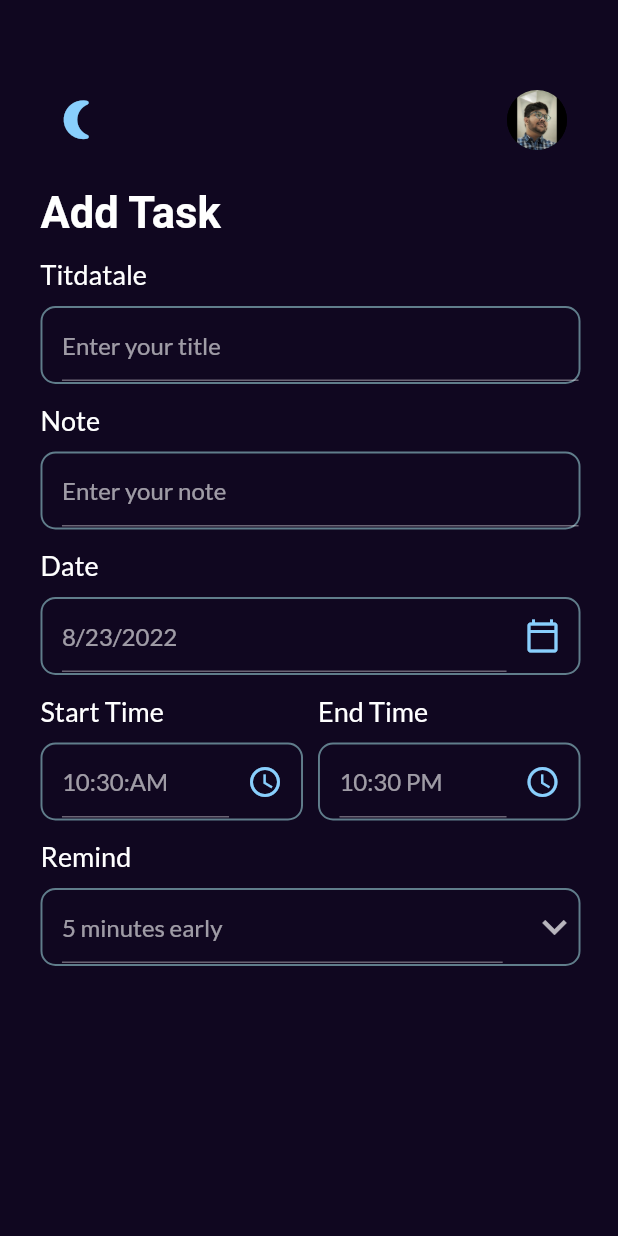
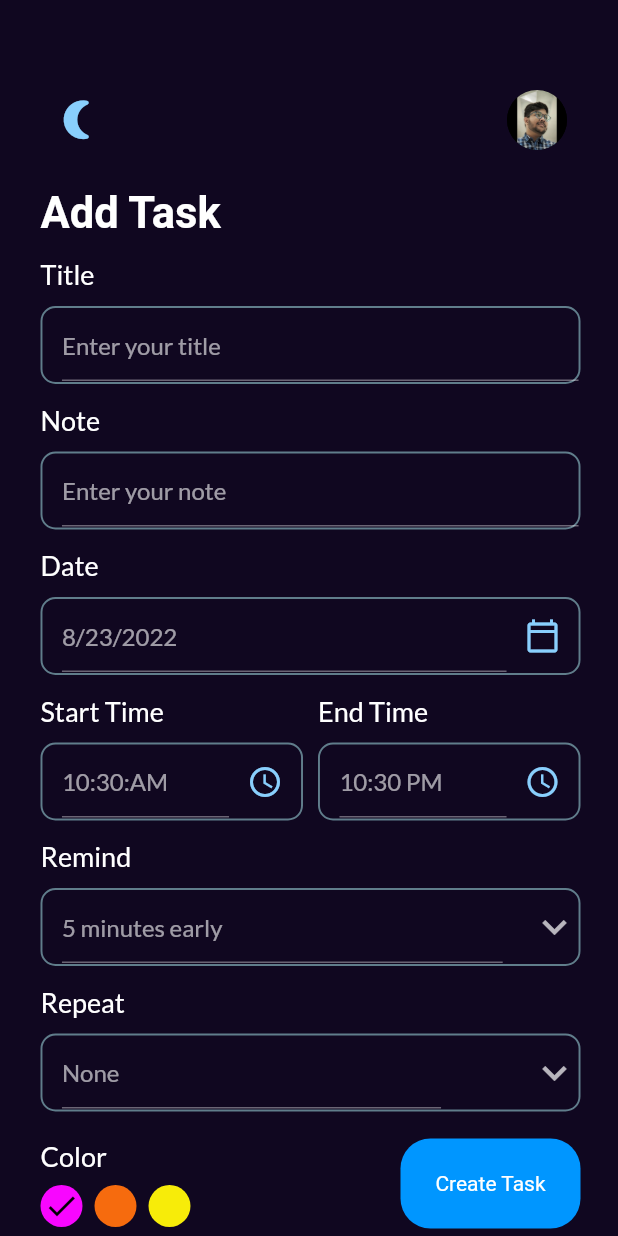
Before and after one commit to iamkranthi/task_manager_app, a Flutter app: the screen it shows after launch, after a tap on "+Add Task", on a phone screen of 412 x 824 dp. Run offline on Flutter 3.47's test engine with Material 2 defaults, Android fonts, the light colour scheme and no system bars; our stand-ins replace date_picker_timeline, flutter_local_notifications, get, get_storage, google_fonts, sqflite and 1 more; accounts and stored records are empty.

Commit message:
DataBase added

```diff
--- /dev/null
+++ b/lib/controllers/binding.dart
@@ -0,0 +1,11 @@
+import 'package:task_manager_app/controllers/task_controller.dart';
+import 'package:task_manager_app/exports/exports.dart';
+import 'package:get/get.dart';
+
+
+class InitialBinding implements Bindings {
+  @override
+  void dependencies() {
+     Get.lazyPut(() => TaskController());
+  }
+}
--- /dev/null
+++ b/lib/controllers/task_controller.dart
@@ -0,0 +1,16 @@
+
+
+import 'package:get/get.dart';
+import 'package:task_manager_app/database/db_helper.dart';
+import 'package:task_manager_app/models/task.dart';
+
+class TaskController extends GetxController {
+  @override
+  void onReady()  {
+    super.onReady();
+  }
+
+  Future<int> addTask({Task? task}) async {
+    return await DBHelper.insert(task);
+  }
+}
--- /dev/null
+++ b/lib/database/db_helper.dart
@@ -0,0 +1,42 @@
+// ignore_for_file: avoid_print
+
+import 'package:sqflite/sqflite.dart';
+import 'package:task_manager_app/models/task.dart';
+
+
+
+class DBHelper {
+  static Database? _db;
+  static const int _version = 1;
+  static const String _tableName = "tasks";
+  static Future<void> initDb() async {
+    if (_db != null) {
+      return;
+    }
+    try {
+      String path = '${await getDatabasesPath()}tasks.db';
+      _db = await openDatabase(
+        path,
+        version: _version,
+        onCreate: (db, version) {
+          print("creating a new one");
+          return db.execute(
+            "CREATE TABLE$_tableName("
+            "id INTEGER PRIMARY KEY AUTOINCREMENT,"
+            "title STRING,note TEXT,date STRING,"
+            "startTime STRING,endTime STRING,"
+            "remind INTEGER,repeat STRING,"
+            "color INTEGER,"
+            "isCompleted INTEGER)",
+          );
+        },
+      );
+    } catch (e) {
+      print(e);
+    }
+  }
+  static Future<int>insert(Task? task)async{
+  print("insert function called");
+  return await _db?.insert(_tableName,task!.toJson())??1;
+}
+}
--- a/lib/main.dart
+++ b/lib/main.dart
@@ -1,7 +1,11 @@
+import 'package:task_manager_app/controllers/binding.dart';
+import 'package:task_manager_app/controllers/task_controller.dart';
+import 'package:task_manager_app/database/db_helper.dart';
 import 'package:task_manager_app/exports/exports.dart';
-
+import '';
 Future<void> main() async {
   WidgetsFlutterBinding.ensureInitialized();
+  await DBHelper.initDb();
   await GetStorage.init();
   runApp(const MyApp());
 }
@@ -13,8 +17,13 @@ class MyApp extends StatelessWidget {
   @override
   Widget build(BuildContext context) {
     return GetMaterialApp(
+      initialRoute: Homepage.id,
         debugShowCheckedModeBanner: false,
+        initialBinding: InitialBinding(),
         title: 'Flutter Demo',
+        getPages: [
+          GetPage(name: Homepage.id, page: ()=>Homepage()),
+        ],
         theme: Themes.light,
         darkTheme: Themes.dark,
         themeMode: ThemeService().theme,
--- /dev/null
+++ b/lib/models/task.dart
@@ -0,0 +1,53 @@
+class Task {
+  int? id;
+  int? color;
+  int? remind;
+  int? isCompleted;
+  String? title;
+  String? note;
+  String? date;
+  String? startTime;
+  String? endTime;
+  String? repeat;
+
+  Task({
+    this.id,
+    this.title,
+    this.color,
+    this.date,
+    this.endTime,
+    this.isCompleted,
+    this.note,
+    this.remind,
+    this.repeat,
+    this.startTime,
+  });
+  Task.fromJson(Map<String, dynamic> json) {
+    id = json['id'];
+    title = json['title'];
+    color = json['color'];
+    date = json['date'];
+    endTime = json['endTime'];
+    isCompleted = json['isCompleted'];
+    note = json['note'];
+    remind = json['remind'];
+    repeat = json['repeat'];
+    startTime = json['startTime'];
+  }
+
+  Map<String, dynamic> toJson() {
+    final Map<String, dynamic> data =  <String, dynamic>{};
+    data['id'] = id;
+    data['title'] = title;
+    data['date'] = date;
+    data['note'] = note;
+    data['isCompleted'] = isCompleted;
+    data['startTime'] = startTime;
+    data['endTime'] = endTime;
+    data['color'] = color;
+    data['remind'] = remind;
+    data['repeat'] = repeat;
+
+    return data;
+  }
+}
--- a/lib/pages/homepage.dart
+++ b/lib/pages/homepage.dart
@@ -1,6 +1,8 @@
+import 'package:task_manager_app/controllers/task_controller.dart';
 import 'package:task_manager_app/exports/exports.dart';
 
 class Homepage extends StatefulWidget {
+  static const id = '/details_page';
   const Homepage({Key? key}) : super(key: key);
 
   @override
@@ -9,6 +11,7 @@ class Homepage extends StatefulWidget {
 
 class _HomepageState extends State<Homepage> {
   // ignore: prefer_typing_uninitialized_variables
+
   var notifyHelper;
   @override
   void initState() {
--- a/lib/themes/constant_colors.dart
+++ b/lib/themes/constant_colors.dart
@@ -1,22 +1,17 @@
 import 'package:flutter/material.dart';
 
 class Constantcolors {
+//*Primary
+  static const primaryColor = Color.fromRGBO(0, 150, 255, 1);
 
-//*Primary
-static const primaryColor= Color.fromRGBO(0, 150, 255,1);
-
-
-
-
-
-
+  static const pinkColor = Color.fromRGBO(248, 6, 255, 1);
+  static const orangeColor = Color.fromRGBO(246, 107, 14, 1);
+  static const yellowColor = Color.fromRGBO(247, 236, 9,1);
   //*Dark
   static const darkBackgroundColor = Color.fromRGBO(16, 7, 32, 1);
   static const darkappbarColor = Color.fromRGBO(255, 190, 65, 0);
   static const darkTextColor = Colors.white60;
   static const darkiconColor = Color.fromRGBO(137, 207, 253, 1);
-  //dark rgb(49, 8, 123)
-//dark rgb(209, 81, 45)
 
 
 //*light
@@ -24,6 +19,4 @@ static const primaryColor= Color.fromRGBO(0, 150, 255,1);
   static const lightBackgroundColor = Color.fromRGBO(219, 226, 239, 1);
   static const lightappbarColor = Color.fromRGBO(246, 107, 14, 1);
   static const lighticonColor = Colors.black54;
-  //light rgb(246, 107, 14)
-
 }
--- a/lib/widgets/add_task.dart
+++ b/lib/widgets/add_task.dart
@@ -1,7 +1,8 @@
 // ignore_for_file: avoid_print
-
 import 'package:intl/intl.dart';
+import 'package:task_manager_app/controllers/task_controller.dart';
 import 'package:task_manager_app/exports/exports.dart';
+import 'package:task_manager_app/models/task.dart';
 
 class AddTaskPage extends StatefulWidget {
   const AddTaskPage({Key? key}) : super(key: key);
@@ -11,17 +12,29 @@ class AddTaskPage extends StatefulWidget {
 }
 
 class _AddTaskPageState extends State<AddTaskPage> {
+  final TextEditingController _titleController = TextEditingController();
+  final TaskController _taskController = Get.put(TaskController());
+  final TextEditingController _noteController = TextEditingController();
   // ignore: prefer_final_fields
   DateTime _selectedDate = DateTime.now();
   String _endTime = "10:30 PM";
-  String _startTime = DateFormat('hh:mm:a').format(DateTime.now()).toString();
+  String _startTime = DateFormat("hh:mm:a").format(DateTime.now()).toString();
   int _selectedRemind = 5;
+
   List<int> remindList = [
     5,
     10,
     15,
     20,
   ];
+  String _slectedRepeat = "None";
+  List<String> repeatList = [
+    "None",
+    "Daily",
+    "Weekly",
+    "Monthly",
+  ];
+  int _slectedColor = 0;
 
   @override
   Widget build(BuildContext context) {
@@ -41,9 +54,16 @@ class _AddTaskPageState extends State<AddTaskPage> {
                     "Add Task",
                     style: headingStyle,
                   ),
-                  const TextFielInputs(
-                      title: "Titdatale", hint: "Enter your title"),
-                  const TextFielInputs(title: "Note", hint: "Enter your note"),
+                  TextFielInputs(
+                    title: "Title",
+                    hint: "Enter your title",
+                    controller: _titleController,
+                  ),
+                  TextFielInputs(
+                    title: "Note",
+                    hint: "Enter your note",
+                    controller: _noteController,
+                  ),
                   TextFielInputs(
                     title: "Date",
                     hint: DateFormat.yMd().format(_selectedDate),
@@ -64,7 +84,8 @@ class _AddTaskPageState extends State<AddTaskPage> {
                             onPressed: () {
                               getTimeFromUser(isStartTime: true);
                             },
-                              icon: const Icon(Icons.access_time_sharp)),
+                            icon: const Icon(Icons.access_time_sharp),
+                          ),
                         ),
                       ),
                       const SizedBox(width: 10),
@@ -76,7 +97,8 @@ class _AddTaskPageState extends State<AddTaskPage> {
                             onPressed: () {
                               getTimeFromUser(isStartTime: false);
                             },
-                              icon: const Icon(Icons.access_time_sharp)),
+                            icon: const Icon(Icons.access_time_sharp),
+                          ),
                         ),
                       ),
                     ],
@@ -110,6 +132,50 @@ class _AddTaskPageState extends State<AddTaskPage> {
                       },
                     ),
                   ),
+                  TextFielInputs(
+                    title: "Repeat",
+                    hint: _slectedRepeat,
+                    widget: DropdownButton(
+                      icon: const Icon(
+                        Icons.keyboard_arrow_down,
+                      ),
+                      iconSize: 32,
+                      elevation: 4,
+                      style: subtitleStyle,
+                      dropdownColor: Colors.blueGrey,
+                      underline: Container(
+                        height: 0,
+                      ),
+                      items: repeatList.map<DropdownMenuItem<String>>(
+                        (String? value) {
+                          return DropdownMenuItem<String>(
+                            value: value,
+                            child: Text(
+                              value!,
+                            ),
+                          );
+                        },
+                      ).toList(),
+                      onChanged: (String? newValue) {
+                        setState(() {
+                          _slectedRepeat = newValue!;
+                        });
+                      },
+                    ),
+                  ),
+                  const SizedBox(height: 18),
+                  Row(
+                    crossAxisAlignment: CrossAxisAlignment.center,
+                    mainAxisAlignment: MainAxisAlignment.spaceBetween,
+                    children: [
+                      _colorPallete(),
+                      MyButton(
+                          label: "Create Task",
+                          onTap: () {
+                            _validateDate();
+                          }),
+                    ],
+                  )
                 ],
               ),
             )
@@ -138,9 +204,10 @@ class _AddTaskPageState extends State<AddTaskPage> {
 
 //*Time picking method
 
-  getTimeFromUser({required bool isStartTime}) async {
+  getTimeFromUser({required bool isStartTime, bool mounted = true}) async {
     var pickedTime = await _showTimePicker();
-    String formatedTime = pickedTime.format();
+    if (!mounted) return;
+    String formatedTime = pickedTime.format(context);
     if (pickedTime == null) {
       print("Time canceled");
     } else if (isStartTime == true) {
@@ -164,4 +231,83 @@ class _AddTaskPageState extends State<AddTaskPage> {
       ),
     );
   }
+
+//*color pallete
+  _colorPallete() {
+    return Column(
+      crossAxisAlignment: CrossAxisAlignment.start,
+      children: [
+        Text("Color", style: titleStyle),
+        const SizedBox(height: 8),
+        Wrap(
+          children: List<Widget>.generate(
+            3,
+            (int index) {
+              return GestureDetector(
+                onTap: () {
+                  setState(() {
+                    _slectedColor = index;
+                  });
+                },
+                child: Padding(
+                  padding: const EdgeInsets.only(right: 8.0),
+                  child: CircleAvatar(
+                    radius: 14,
+                    backgroundColor: index == 0
+                        ? Constantcolors.pinkColor
+                        : index == 1
+                            ? Constantcolors.orangeColor
+                            : Constantcolors.yellowColor,
+                    child: _slectedColor == index
+                        ? const Icon(
+                            Icons.done,
+                            color: Colors.black,
+                          )
+                        : Container(),
+                  ),
+                ),
+              );
+            },
+          ),
+        ),
+      ],
+    );
   }
+
+//*validation
+  _validateDate() {
+    if (_titleController.text.isNotEmpty && _noteController.text.isNotEmpty) {
+      _addTasktoDb();
+      Get.toNamed(Homepage.id);
+    } else if (_titleController.text.isEmpty || _noteController.text.isEmpty) {
+      Get.snackbar(
+        "Requried",
+        "All fields are requried",
+        snackPosition: SnackPosition.BOTTOM,
+        animationDuration: const Duration(milliseconds: 800),
+        backgroundColor: Colors.white,
+        icon: const Icon(
+          Icons.warning_rounded,
+          color: Colors.redAccent,
+        ),
+      );
+    }
+  }
+
+  _addTasktoDb() async {
+    int value = await _taskController.addTask(
+      task: Task(
+        note: _noteController.text,
+        title: _titleController.text,
+        date: DateFormat.yMd().format(_selectedDate),
+        startTime: _startTime,
+        endTime: _endTime,
+        repeat: _slectedRepeat,
+        remind: _selectedRemind,
+        color: _slectedColor,
+        isCompleted: 0,
+      ),
+    );
+    print("My id is " + "$value");
+  }
+}
```
Also changed, not shown: pubspec.yaml (+7 -0 lines), pubspec.lock, 1 other file. Lines whose indentation alone changed are shown as unchanged.
